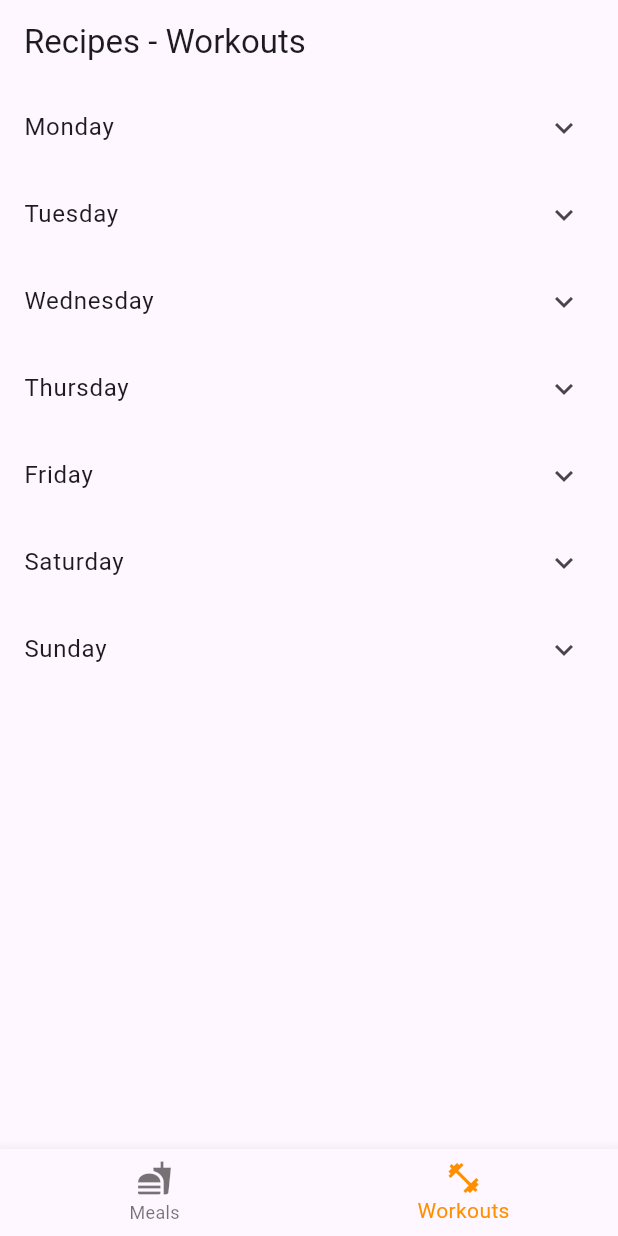
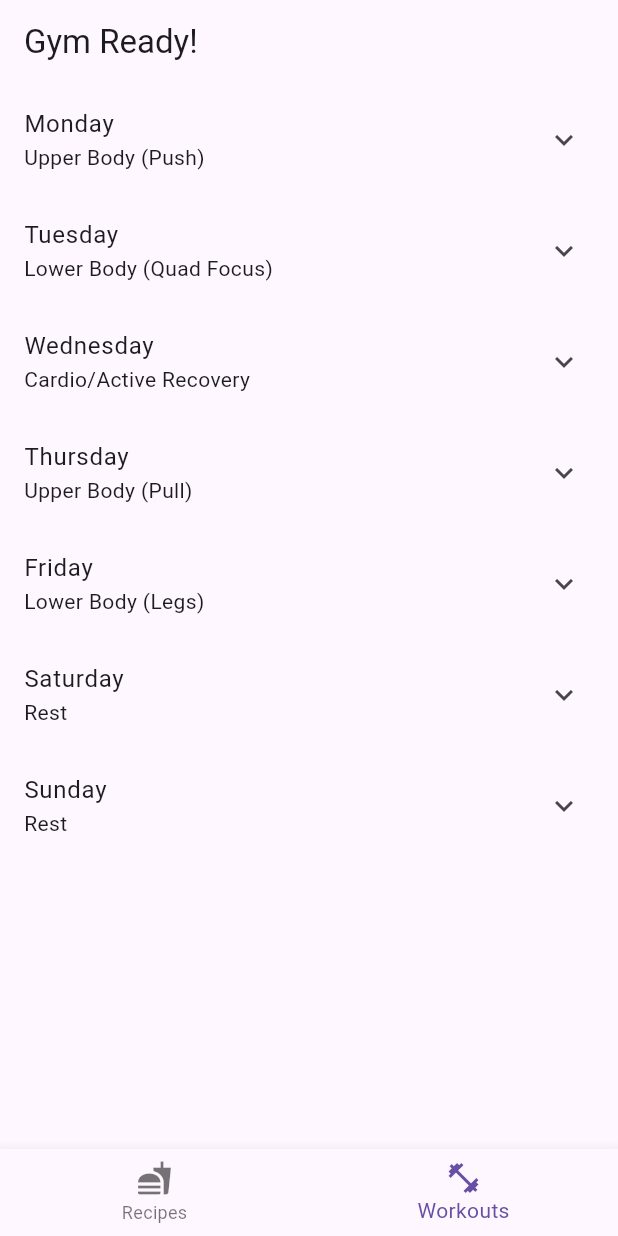
Before and after one commit to ZhivkoDimov/recipe_app, a Flutter app: the screen it shows after launch, item 2 of the bottom bar chosen, on a phone screen of 412 x 824 dp. Run offline on Flutter 3.47's test engine with Material 3 defaults, Android fonts, the light colour scheme and no system bars.

Commit message:
fix: workouts

```diff
--- /dev/null
+++ b/lib/Widgets/workouts.dart
@@ -0,0 +1,42 @@
+import 'package:flutter/material.dart';
+import '../models/workout.dart';
+
+class WorkoutWidget extends StatelessWidget {
+  final List<Workout> workouts;
+  final List<List<bool>> completedExercises;
+  final Function(int workoutIndex, int exerciseIndex, bool value) onExerciseChanged;
+
+  const WorkoutWidget({
+    Key? key,
+    required this.workouts,
+    required this.completedExercises,
+    required this.onExerciseChanged,
+  }) : super(key: key);
+
+  @override
+  Widget build(BuildContext context) {
+    return workouts.isEmpty
+        ? const Center(child: Text('No workouts available.'))
+        : ListView.builder(
+            itemCount: workouts.length,
+            itemBuilder: (context, workoutIndex) {
+              final workout = workouts[workoutIndex];
+              return ExpansionTile(
+                title: Text(workout.day),
+                subtitle: Text(workout.type),
+                children: workout.exercises.asMap().entries.map((entry) {
+                  final exerciseIndex = entry.key;
+                  final exercise = entry.value;
+                  return CheckboxListTile(
+                    title: Text(exercise),
+                    value: completedExercises[workoutIndex][exerciseIndex],
+                    onChanged: (bool? value) {
+                      onExerciseChanged(workoutIndex, exerciseIndex, value ?? false);
+                    },
+                  );
+                }).toList(),
+              );
+            },
+          );
+  }
+}
--- a/lib/main_screen.dart
+++ b/lib/main_screen.dart
@@ -1,7 +1,11 @@
 import 'package:flutter/material.dart';
 import 'models/recipe.dart';
 import 'models/workout.dart';
+import 'Widgets/recipe.dart';
+import 'Widgets/workouts.dart';
+import 'models/new_recipe.dart';
 
+enum SelectedType { recipes, workouts }
 
 class MainScreen extends StatefulWidget {
   @override
@@ -9,11 +13,29 @@ class MainScreen extends StatefulWidget {
 }
 
 class _MainScreenState extends State<MainScreen> {
-  String selectedType = 'Breakfast';
-  List<Recipe> recipes = [];
-  int _selectedIndex = 0;
-
-
+  SelectedType selectedType = SelectedType.recipes;
+  List<Recipe> recipes = [
+    Recipe(
+        id: '1',
+        title: 'Pancakes',
+        prepTime: 10,
+        cookTime: 15,
+        description: 'Fluffy pancakes for breakfast.',
+        ingredients: ['Flour', 'Milk', 'Eggs', 'Sugar', 'Baking Powder'],
+        instructions: ['Mix ingredients', 'Cook on skillet'],
+        category: 'Breakfast',
+      ),
+      Recipe(
+        id: '2',
+        title: 'Spaghetti',
+        prepTime: 15,
+        cookTime: 20,
+        description: 'Classic spaghetti with tomato sauce.',
+        ingredients: ['Spaghetti', 'Tomato Sauce', 'Garlic', 'Olive Oil'],
+        instructions: ['Boil spaghetti', 'Prepare sauce'],
+        category: 'Dinner',
+      ),
+  ];
   List<Workout> workouts = [
     Workout(
       day: 'Monday',
@@ -39,7 +61,7 @@ class _MainScreenState extends State<MainScreen> {
         '6. Standing Calf Raises: 4 sets x 15-20 reps',
       ],
     ),
-
+    // Add more workout days as needed
     Workout(
       day: 'Wednesday',
       type: 'Cardio/Active Recovery',
@@ -87,103 +109,77 @@ class _MainScreenState extends State<MainScreen> {
       ],
     ),
   ];
+  late List<List<bool>> completedExercises;
 
-  List<List<bool>> completedExercises = [];
+  int _selectedIndex = 0;
 
   @override
   void initState() {
     super.initState();
-    loadRecipes();
-    completedExercises = List.generate(workouts.length, (index) => List.filled(workouts[index].exercises.length, false));
-  }
-
-  void loadRecipes() {
-    recipes = [
-      Recipe(
-        id: '1',
-        title: 'Pancakes',
-        prepTime: 10,
-        cookTime: 15,
-        description: 'Fluffy pancakes for breakfast.',
-        ingredients: ['Flour', 'Milk', 'Eggs', 'Sugar', 'Baking Powder'],
-        instructions: ['Mix ingredients', 'Cook on skillet'],
-        category: 'Breakfast',
-      ),
-      Recipe(
-        id: '2',
-        title: 'Spaghetti',
-        prepTime: 15,
-        cookTime: 20,
-        description: 'Classic spaghetti with tomato sauce.',
-        ingredients: ['Spaghetti', 'Tomato Sauce', 'Garlic', 'Olive Oil'],
-        instructions: ['Boil spaghetti', 'Prepare sauce'],
-        category: 'Dinner',
-      ),
-    ];
+    completedExercises = List.generate(
+      workouts.length,
+      (index) => List.filled(workouts[index].exercises.length, false),
+    );
   }
 
   void _onItemTapped(int index) {
     setState(() {
       _selectedIndex = index;
-      selectedType = index == 0 ? 'Meals' : 'Workouts'; // breyta
+      selectedType = index == 0 ? SelectedType.recipes : SelectedType.workouts;
     });
+  }
+
+  void _addRecipe(Recipe recipe) {
+    setState(() {
+      recipes.add(recipe);
+    });
+  }
+
+  void _openAddRecipeOverlay() {
+    showModalBottomSheet(
+      isScrollControlled: true,
+      context: context,
+      builder: (ctx) => NewRecipe(onAddRecipe: _addRecipe),
+    );
   }
 
   @override
   Widget build(BuildContext context) {
     return Scaffold(
       appBar: AppBar(
-        title: Text('Recipes - $selectedType'),
+        title: const Text('Gym Ready!'),
+        actions: [
+          if (selectedType == SelectedType.recipes)
+            IconButton(
+              onPressed: _openAddRecipeOverlay,
+              icon: const Icon(Icons.add),
+            ),
+        ],
       ),
-      body: _selectedIndex == 0
-          ? ListView.builder(
-              itemCount: recipes.length,
-              itemBuilder: (context, index) {
-                final recipe = recipes[index];
-                return ButtonBar(
-                  children: [
-                    Text(recipe.title),
-                    Text(recipe.description),
-                    Text('${recipe.prepTime} min prep, ${recipe.cookTime} min cook'),
-                  ],
-                );
-              },
-            )
-          : ListView.builder(
-              itemCount: workouts.length,
-              itemBuilder: (context, index) {
-                final workout = workouts[index];
-                return ExpansionTile(
-                  title: Text(workout.day),
-                  children: workout.exercises.map<Widget>((exercise) {
-                    int exerciseIndex = workout.exercises.indexOf(exercise);
-                    return CheckboxListTile(
-                      title: Text(exercise),
-                      value: completedExercises[index][exerciseIndex],
-                      onChanged: (bool? value) {
-                        setState(() {
-                          completedExercises[index][exerciseIndex] = value ?? false;
-                        });
-                      },
-                    );
-                  }).toList(),
-                );
+      body: selectedType == SelectedType.recipes
+          ? RecipeWidget(recipes: recipes)
+          : WorkoutWidget(
+              workouts: workouts,
+              completedExercises: completedExercises,
+              onExerciseChanged: (workoutIndex, exerciseIndex, value) {
+                setState(() {
+                  completedExercises[workoutIndex][exerciseIndex] = value;
+                });
               },
             ),
       bottomNavigationBar: BottomNavigationBar(
-        items: const <BottomNavigationBarItem>[
+        currentIndex: _selectedIndex,
+        onTap: _onItemTapped,
+        items: const [
           BottomNavigationBarItem(
             icon: Icon(Icons.fastfood),
-            label: 'Meals',
+            label: 'Recipes',
           ),
           BottomNavigationBarItem(
             icon: Icon(Icons.fitness_center),
             label: 'Workouts',
           ),
         ],
-        currentIndex: _selectedIndex,
-        selectedItemColor: Colors.amber[800],
-        onTap: _onItemTapped,
       ),
     );
   }
```
Also changed, not shown: lib/Widgets/recipe.dart (added, +29 -0 lines), lib/models/new_recipe.dart (added, +182 -0 lines).
